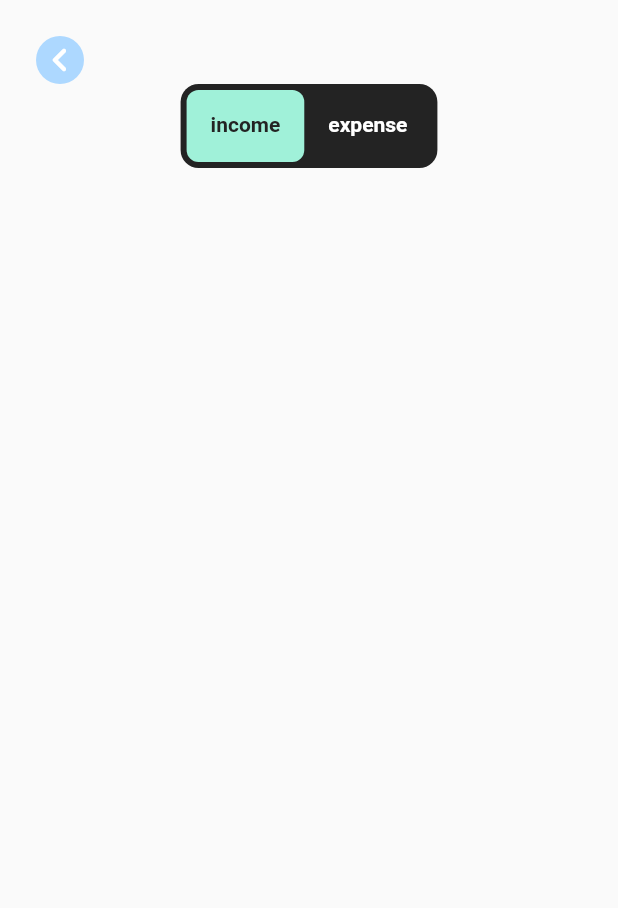
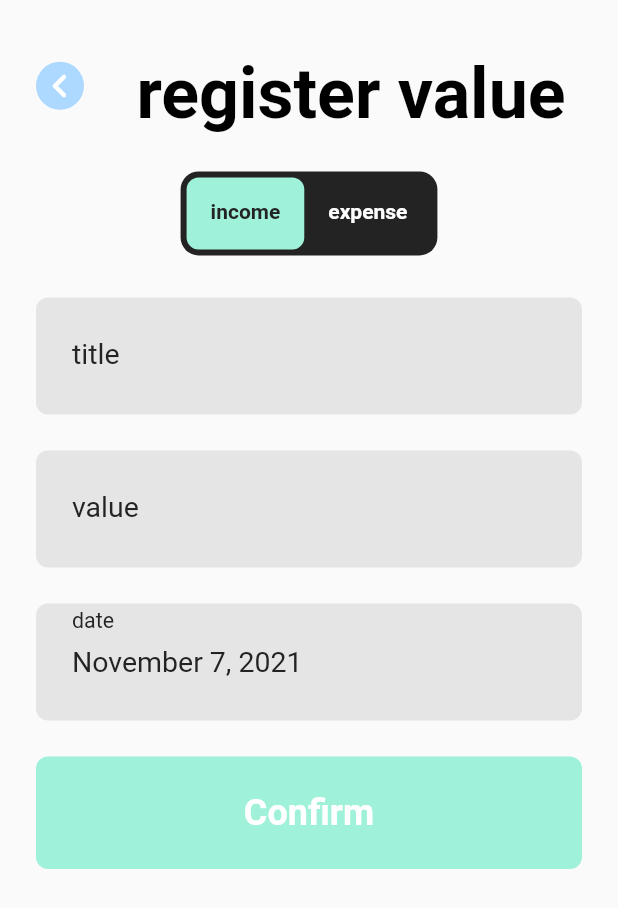
Before and after one commit to ProjektyStudenckie/fineance, a Flutter app: the IncomeExpensePage screen opened by its route, on a phone screen of 412 x 824 dp. Shown: the top 908 px of the screen. Run offline on Flutter 3.47's test engine with Material 2 defaults, Android fonts, the phone set to English and light mode, and no system bars; our stand-ins replace auto_route, bloc, easy_localization, equatable, flutter_bloc, form_field_validator and 5 more; missing offline and left inert: fimber, quick_actions; accounts and stored records are empty.

Commit message:
Add more fields to income expense page

```diff
--- a/assets/translations/en.json
+++ b/assets/translations/en.json
@@ -44,7 +44,11 @@
         "register_new_income_expense": "Register new income / expense"
     },
     "income_expense": {
+        "register_value": "register value",
         "income": "income",
-        "expense": "expense"
+        "expense": "expense",
+        "title": "title",
+        "value": "value",
+        "date": "date"
     }
 }
--- a/assets/translations/pl.json
+++ b/assets/translations/pl.json
@@ -44,7 +44,11 @@
         "register_new_income_expense": "Zarejestruj nowy przychód / koszt"
     },
     "income_expense": {
+        "register_value": "zarejestruj wartość",
         "income": "przychód",
-        "expense": "koszt"
+        "expense": "koszt",
+        "title": "tytuł",
+        "value": "wartość",
+        "date": "data"
     }
 }
--- a/lib/components/fineance_back_button_with_title.dart
+++ b/lib/components/fineance_back_button_with_title.dart
@@ -20,7 +20,7 @@ class FineanceBackButtonWithTitle extends StatelessWidget {
                 () {
                   context.router.pop();
                 }),
-        FineanceTitle(text: text),
+        Expanded(child: FittedBox(child: FineanceTitle(text: text))),
       ],
     );
   }
--- a/lib/components/fineance_text_field.dart
+++ b/lib/components/fineance_text_field.dart
@@ -3,6 +3,7 @@ import 'package:fineance/style/colors.dart';
 import 'package:fineance/style/dimens.dart';
 import 'package:flutter/cupertino.dart';
 import 'package:flutter/material.dart';
+import 'package:flutter/services.dart';
 
 class FineanceTextField extends StatelessWidget {
   final String label;
@@ -10,6 +11,9 @@ class FineanceTextField extends StatelessWidget {
   final bool obscureText;
   final String? Function(String?)? validator;
   final TextInputAction? textInputAction;
+  final List<TextInputFormatter>? textInputFormatters;
+  final void Function()? onTap;
+  final bool readOnly;
 
   const FineanceTextField({
     Key? key,
@@ -18,6 +22,9 @@ class FineanceTextField extends StatelessWidget {
     this.obscureText = false,
     this.validator,
     this.textInputAction,
+    this.textInputFormatters,
+    this.onTap,
+    this.readOnly = false,
   }) : super(key: key);
 
   @override
@@ -37,6 +44,9 @@ class FineanceTextField extends StatelessWidget {
         obscureText: obscureText,
         validator: validator,
         textInputAction: textInputAction,
+        inputFormatters: textInputFormatters,
+        onTap: onTap,
+        readOnly: readOnly,
         decoration: InputDecoration(
           labelText: label,
           labelStyle: context.typo.main(),
--- a/lib/components/fineance_title.dart
+++ b/lib/components/fineance_title.dart
@@ -19,10 +19,13 @@ class FineanceTitle extends StatelessWidget {
           top: Dimens.kMarginLargeDouble,
           left: Dimens.kMarginLargeDouble,
           right: Dimens.kMarginLargeDouble),
-      child: Text(text,
-          overflow: TextOverflow.ellipsis,
-          style: context.typo.extraLargeBold(
-              color: context.isDarkTheme ? AppColors.white : AppColors.black)),
+      child: FittedBox(
+        fit: BoxFit.scaleDown,
+        child: Text(text,
+            overflow: TextOverflow.ellipsis,
+            style: context.typo.extraLargeBold(
+                color: context.isDarkTheme ? AppColors.white : AppColors.black)),
+      ),
     );
   }
 }
--- a/lib/components/fineance_values_switch.dart
+++ b/lib/components/fineance_values_switch.dart
@@ -1,14 +1,22 @@
 import 'package:fineance/extension/context_extension.dart';
-import 'package:fineance/localization/keys.g.dart';
-import 'package:fineance/localization/utils.dart';
 import 'package:fineance/style/colors.dart';
 import 'package:flutter/material.dart';
 
 class FineanceValuesSwitch extends StatefulWidget {
+  final String firstText;
+  final String secondText;
+  final Color firstColor;
+  final Color secondColor;
   final void Function(int) onChange;
 
-  const FineanceValuesSwitch({Key? key, required this.onChange})
-      : super(key: key);
+  const FineanceValuesSwitch({
+    Key? key,
+    required this.firstText,
+    required this.secondText,
+    required this.onChange,
+    this.firstColor = AppColors.green,
+    this.secondColor = AppColors.red,
+  }) : super(key: key);
 
   @override
   _FineanceValuesSwitchState createState() => _FineanceValuesSwitchState();
@@ -23,7 +31,7 @@ class _FineanceValuesSwitchState extends State<FineanceValuesSwitch>
   void initState() {
     _animationController = AnimationController(
         vsync: this, duration: const Duration(milliseconds: 200));
-    _colorTween = ColorTween(begin: AppColors.green, end: AppColors.red)
+    _colorTween = ColorTween(begin: widget.firstColor, end: widget.secondColor)
         .animate(_animationController);
 
     super.initState();
@@ -58,8 +66,8 @@ class _FineanceValuesSwitchState extends State<FineanceValuesSwitch>
                         borderRadius: BorderRadius.circular(8.0)),
                     isScrollable: true,
                     tabs: [
-                      Tab(text: translate(LocaleKeys.income_expense_income)),
-                      Tab(text: translate(LocaleKeys.income_expense_expense))
+                      Tab(text: widget.firstText),
+                      Tab(text: widget.secondText),
                     ],
                     onTap: (index) {
                       widget.onChange(index);
--- a/lib/main.dart
+++ b/lib/main.dart
@@ -26,7 +26,7 @@ Future<void> main() async {
       create: (context) => BlocFactory(injector: injector),
       child: EasyLocalization(
           path: 'assets/translations',
-          supportedLocales: const [Locale("en")],
+          supportedLocales: const [Locale("en"), Locale("pl")],
           fallbackLocale: const Locale("en"),
           child: App())));
 }
--- a/lib/presentation/home/home_page.dart
+++ b/lib/presentation/home/home_page.dart
@@ -15,6 +15,7 @@ class _HomePageState extends State<HomePage> {
   Widget build(BuildContext context) {
     return Scaffold(
       floatingActionButton: FloatingActionButton(
+        child: const Icon(Icons.add),
         onPressed: () {
           context.router.push(const IncomeExpenseRoute());
         },
--- a/lib/presentation/income_expense/income_expense_page.dart
+++ b/lib/presentation/income_expense/income_expense_page.dart
@@ -1,9 +1,16 @@
 import 'package:auto_route/auto_route.dart';
-import 'package:fineance/components/fineance_back_button.dart';
+import 'package:easy_localization/easy_localization.dart';
+import 'package:fineance/components/fineance_back_button_with_title.dart';
+import 'package:fineance/components/fineance_button.dart';
+import 'package:fineance/components/fineance_text_field.dart';
 import 'package:fineance/components/fineance_values_switch.dart';
 import 'package:fineance/injection/bloc_factory.dart';
+import 'package:fineance/localization/keys.g.dart';
+import 'package:fineance/localization/utils.dart';
 import 'package:fineance/presentation/income_expense/bloc/income_expense_bloc.dart';
+import 'package:fineance/style/dimens.dart';
 import 'package:flutter/material.dart';
+import 'package:flutter/services.dart';
 import 'package:flutter_bloc/flutter_bloc.dart';
 
 class IncomeExpensePage extends StatefulWidget implements AutoRouteWrapper {
@@ -21,6 +28,17 @@ class IncomeExpensePage extends StatefulWidget implements AutoRouteWrapper {
 }
 
 class _IncomeExpensePageState extends State<IncomeExpensePage> {
+  final _titleController = TextEditingController();
+  final _valueController = TextEditingController();
+  final _dateController = TextEditingController();
+  DateTime _date = DateTime.now();
+
+  @override
+  void dispose() {
+    _titleController.dispose();
+    super.dispose();
+  }
+
   @override
   Widget build(BuildContext context) {
     return BlocConsumer<IncomeExpenseBloc, IncomeExpenseState>(
@@ -30,15 +48,23 @@ class _IncomeExpensePageState extends State<IncomeExpensePage> {
           body: SafeArea(
             child: SingleChildScrollView(
                 child: Column(
-              crossAxisAlignment: CrossAxisAlignment.start,
               children: [
-                FineanceBackButton(onPressed: () {
-                  context.router.pop();
-                }),
-                Center(
-                    child: FineanceValuesSwitch(
+                FineanceBackButtonWithTitle(
+                    text: translate(LocaleKeys.income_expense_register_value),
+                    onPressed: () {
+                      context.router.pop();
+                    }),
+                const SizedBox(height: Dimens.kMarginLargeDouble),
+                FineanceValuesSwitch(
+                  firstText: translate(LocaleKeys.income_expense_income),
+                  secondText: translate(LocaleKeys.income_expense_expense),
                   onChange: (tabIndex) {},
-                )),
+                ),
+                const SizedBox(height: Dimens.kMarginExtraLarge),
+                _buildTitleTextField(),
+                _buildValueTextField(),
+                _buildDatePicker(),
+                _buildConfirmButton(),
               ],
             )),
           ),
@@ -46,4 +72,52 @@ class _IncomeExpensePageState extends State<IncomeExpensePage> {
       },
     );
   }
+
+  Widget _buildTitleTextField() {
+    return FineanceTextField(
+      label: translate(LocaleKeys.income_expense_title),
+      textInputAction: TextInputAction.next,
+      controller: _titleController,
+    );
+  }
+
+  Widget _buildValueTextField() {
+    return FineanceTextField(
+      label: translate(LocaleKeys.income_expense_value),
+      textInputAction: TextInputAction.next,
+      controller: _valueController,
+      textInputFormatters: [
+        FilteringTextInputFormatter.allow(RegExp(r"^\d+\.?\d{0,2}"))
+      ],
+    );
+  }
+
+  Widget _buildDatePicker() {
+    const twentyYearsInDays = 7300;
+    final DateFormat formatter = DateFormat.yMMMMd();
+    final String formatted = formatter.format(_date);
+    _dateController.value = TextEditingValue(text: formatted);
+
+    return FineanceTextField(
+        label: translate(LocaleKeys.income_expense_date),
+        controller: _dateController,
+        onTap: () async {
+          final pickedDate = await showDatePicker(
+            context: context,
+            initialDate: _date,
+            firstDate: _date.subtract(const Duration(days: twentyYearsInDays)),
+            lastDate: _date.add(const Duration(days: twentyYearsInDays)),
+          );
+
+          if (pickedDate != null && pickedDate != _date) {
+            setState(() {
+              _date = pickedDate;
+            });
+          }
+        });
+  }
+
+  Widget _buildConfirmButton() {
+    return FineanceButton.positive(text: "Confirm", onPressed: () {});
+  }
 }
```
Also changed, not shown: lib/localization/keys.g.dart.
